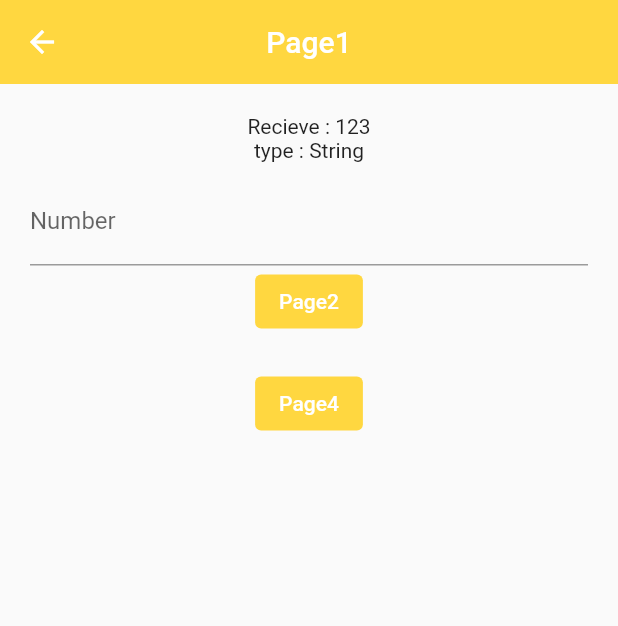
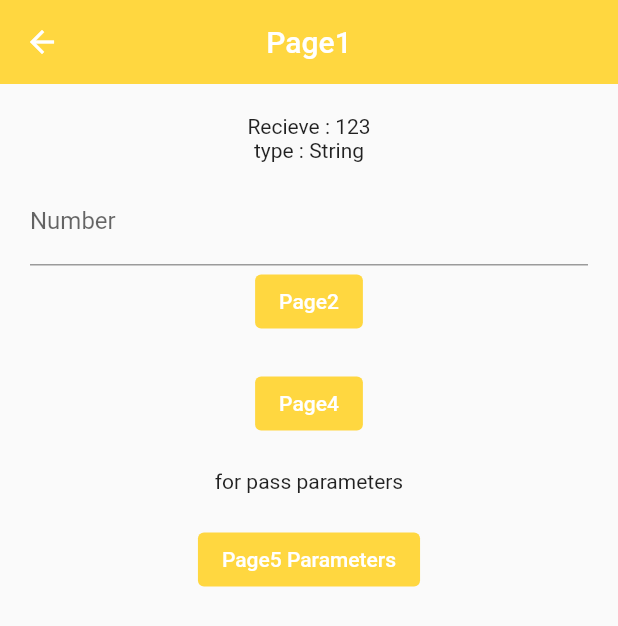
Before and after one commit to sahil078078/FlutterGoRouteImplemets, a Flutter app: the Oct11Page3 screen opened directly with empty values, after a tap on "Page1", on a phone screen of 412 x 824 dp. Shown: the top 626 px of the screen. Run offline on Flutter 3.47's test engine with Material 2 defaults, Android fonts, the phone set to English and light mode, and no system bars; our stand-ins replace go_router.

Commit message:
goroute parameters and query parameters

```diff
--- a/lib/October_11_GoRoute/Constants/oct_11_route.dart
+++ b/lib/October_11_GoRoute/Constants/oct_11_route.dart
@@ -29,6 +29,19 @@ final GoRouter oct11Route = GoRouter(
           return const NoDataPage();
         }
       },
+      routes: [
+        GoRoute(
+          path: 'page5/:id', // pasing a parameters
+          builder: (context, state) => Oct11Page5(
+            id: state.params['id']!,
+            filter: state.queryParams['filter'],
+          ),
+        ),
+        GoRoute(
+          path: 'page6',
+          builder: (context, state) => const Oct11Page6(),
+        ),
+      ],
     ),
     GoRoute(
       path: Oct11RoutePages.oct11page2,
@@ -66,13 +79,5 @@ final GoRouter oct11Route = GoRouter(
         ),
       ],
     ),
-    GoRoute(
-      path: Oct11RoutePages.oct11page5,
-      builder: (context, state) => const Oct11Page5(),
-    ),
-    GoRoute(
-      path: Oct11RoutePages.oct11page6,
-      builder: (context, state) => const Oct11Page6(),
-    ),
   ],
 );
--- a/lib/October_11_GoRoute/Constants/oct_11_route_page.dart
+++ b/lib/October_11_GoRoute/Constants/oct_11_route_page.dart
@@ -4,7 +4,5 @@ class Oct11RoutePages {
   static const String oct11page2 = '/Page2';
   static const String oct11page3 = 'Page3';
   static const String oct11page4 = 'Page4';
-  static const String oct11page5 = '/Page5';
-  static const String oct11page6 = '/Page6';
   static const String noDataPage = '/WrongData';
 }
--- a/lib/October_11_GoRoute/Pages/oct_11_page1.dart
+++ b/lib/October_11_GoRoute/Pages/oct_11_page1.dart
@@ -1,4 +1,4 @@
-import 'dart:developer';
+import 'dart:math';
 
 import 'package:flutter/material.dart';
 import 'package:flutter/services.dart';
@@ -51,7 +51,7 @@ class Oct11Page1 extends StatelessWidget {
                   final int? value = controller.text.isNotEmpty
                       ? int.parse(controller.text.trim())
                       : null;
-                  log('value : $value');
+
                   GoRouter.of(context).push(
                     Oct11RoutePages.oct11page2,
                     extra: value,
@@ -72,6 +72,28 @@ class Oct11Page1 extends StatelessWidget {
                 },
                 child: const Text('Page4'),
               ),
+              const SizedBox(height: 20),
+              const Text('for pass parameters'),
+              const SizedBox(height: 20),
+              ElevatedButton(
+                style: ElevatedButton.styleFrom(
+                  elevation: 0,
+                  backgroundColor: Colors.amberAccent,
+                ),
+                onPressed: () {
+                  var id = Random().nextInt(100);
+                  var filter = '';
+                  // context.go('${Oct11RoutePages.oct11page1}/page5/$id');
+                  GoRouter.of(context).push(
+                    '${Oct11RoutePages.oct11page1}/page5/$id?filter=$filter',
+                  );
+
+                  // upper both work same
+                },
+                child: const Text(
+                  'Page5 Parameters',
+                ),
+              ),
             ],
           ),
         ),
--- a/lib/October_11_GoRoute/Pages/oct_11_page3.dart
+++ b/lib/October_11_GoRoute/Pages/oct_11_page3.dart
@@ -1,5 +1,4 @@
 import 'package:flutter/material.dart';
-import 'package:flutter_go_route_implements/October_10_GoRoute/Constants/oct_10_routes_pages.dart';
 import 'package:flutter_go_route_implements/October_11_GoRoute/Constants/oct_11_route_page.dart';
 import 'package:go_router/go_router.dart';
 
--- a/lib/October_11_GoRoute/oct_11_route_home.dart
+++ b/lib/October_11_GoRoute/oct_11_route_home.dart
@@ -38,6 +38,7 @@ class Oct11RouteHome extends StatelessWidget {
                   GoRouter.of(context).push(
                     Oct11RoutePages.oct11page1,
                     extra: value,
+
                   );
                 },
                 child: const Text('Page1'),
```
Also changed, not shown: lib/October_11_GoRoute/Pages/oct_11_page5.dart (+7 -1 lines).
